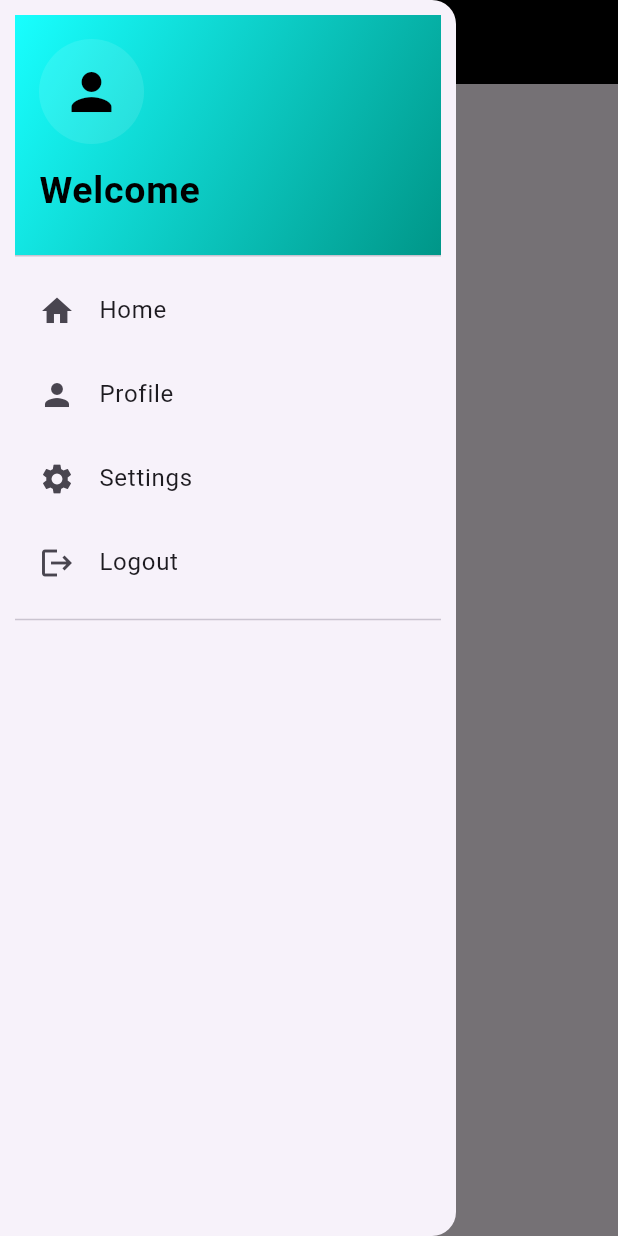
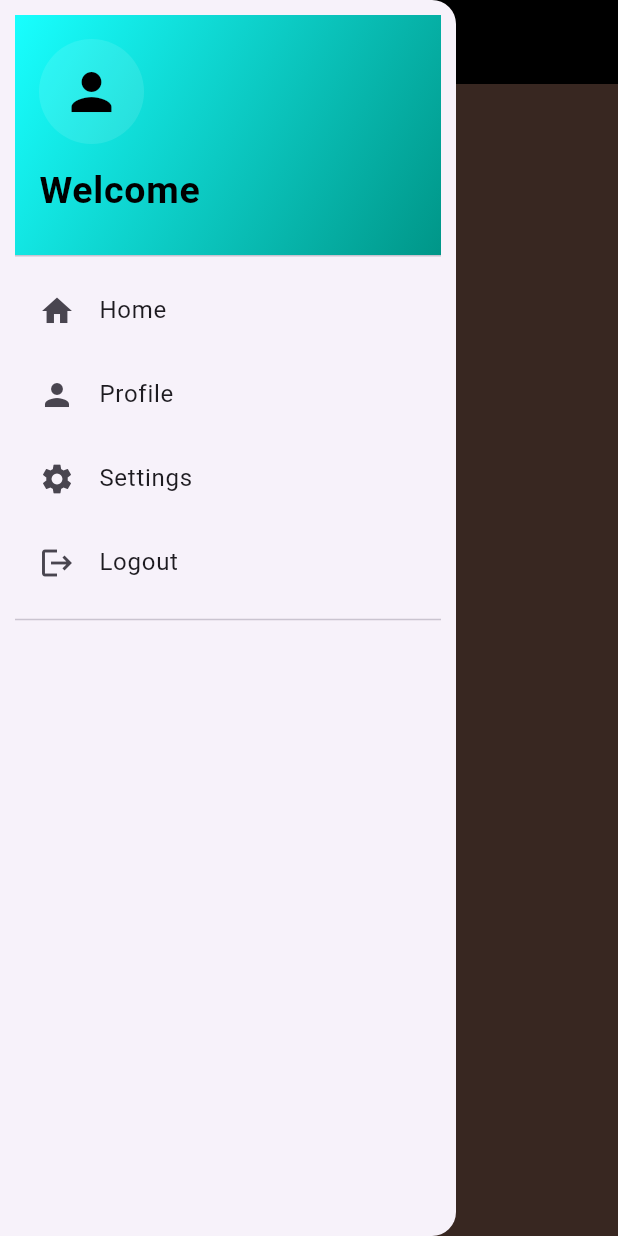
Before and after one commit to shivamkathait19/scan, a Flutter app: the Mainscreen screen opened directly, with the side drawer open, on a phone screen of 412 x 824 dp. Run offline on Flutter 3.47's test engine with Material 3 defaults, Android fonts, the phone set to English and light mode, and no system bars; network calls fail.

Commit message:
Update MainScreen.dart

```diff
--- a/lib/MainScreen.dart
+++ b/lib/MainScreen.dart
@@ -87,7 +87,12 @@ class _MainscreenState extends State<Mainscreen> {
         ),
       ),
 
+backgroundColor: Colors.brown,
+      body: Column(
+        children: [
 
+        ],
+      ),
     );
   }
 }
```
